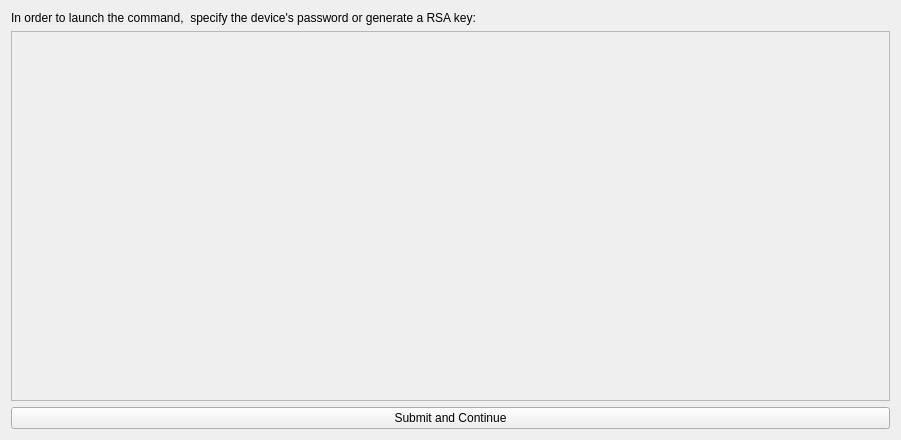
Above: src/ui_files/Password_Window_Design.ui from uf-reef-avl/multilauncher before the change. Below: the same form after it.
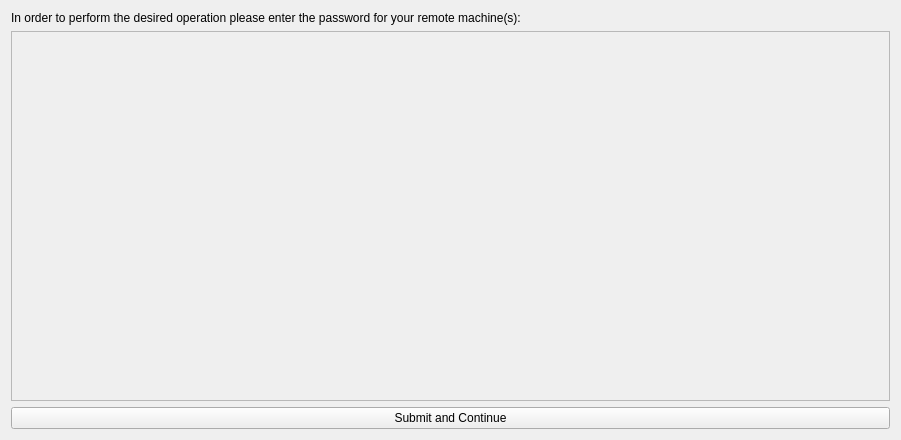
That is the form after the change.

Commit message: Fixing Password Window's message and Pinging message display

```diff
--- a/src/ui_files/Password_Window_Design.ui
+++ b/src/ui_files/Password_Window_Design.ui
@@ -47,7 +47,7 @@
      <item>
       <widget class="QLabel" name="label_password">
        <property name="text">
-        <string>In order to launch the command,  specify the device's password or generate a RSA key:</string>
+        <string>In order to perform the desired operation please enter the password for your remote machine(s):</string>
        </property>
       </widget>
      </item>
```
The commit also changes 3 other files.
